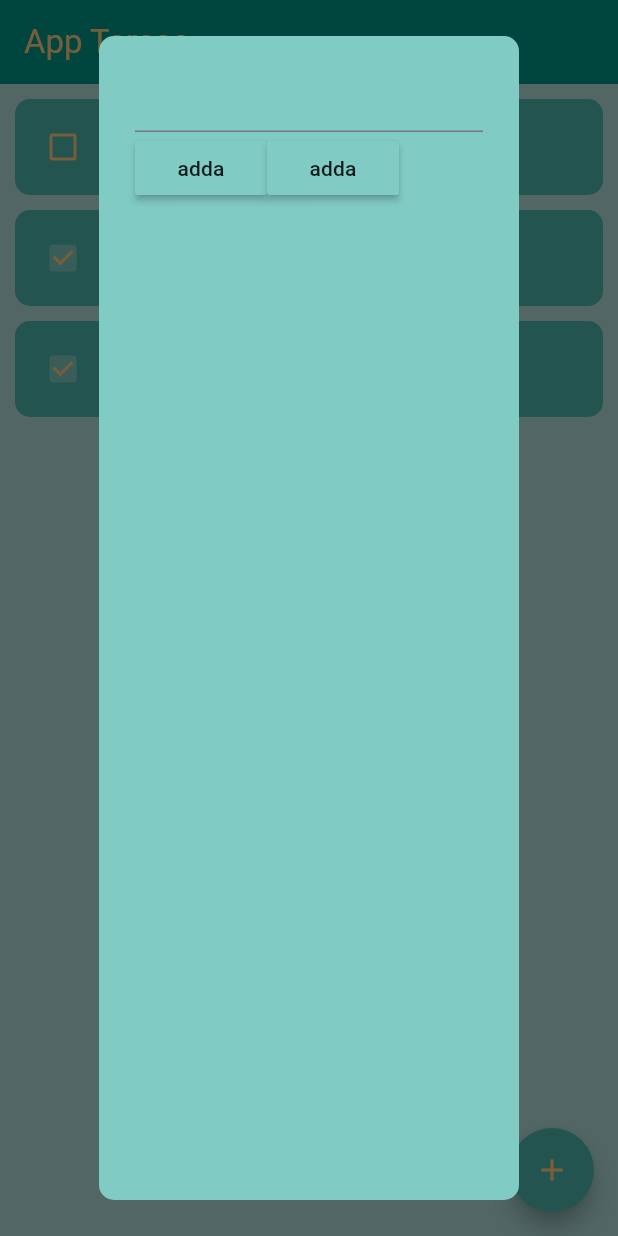
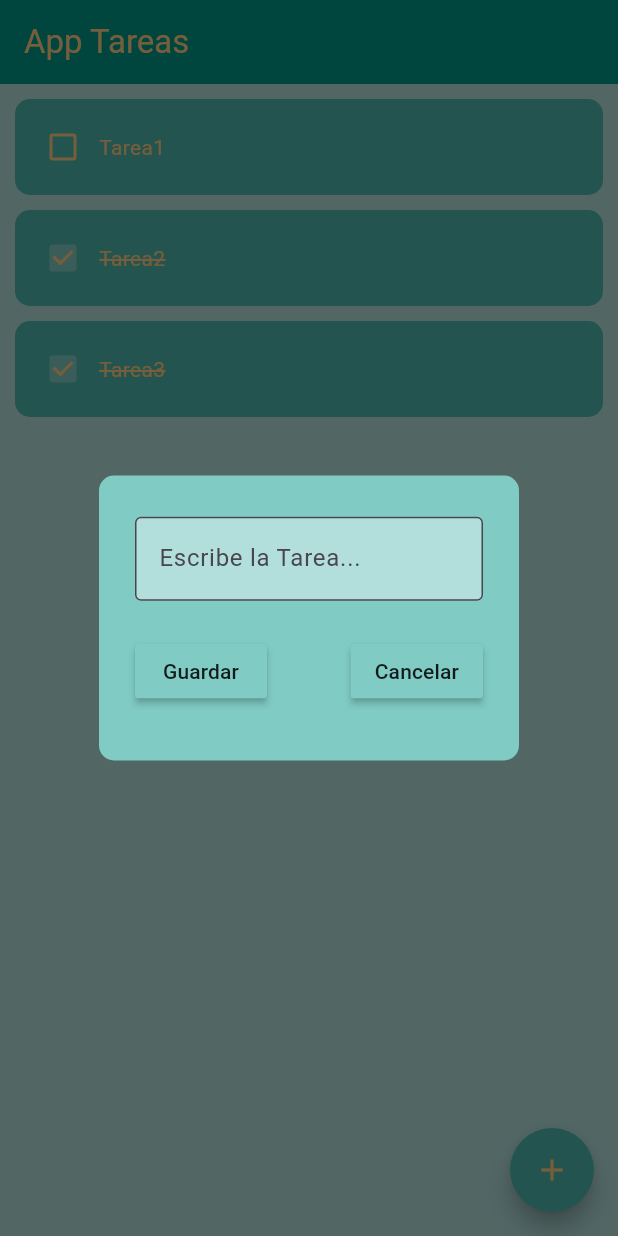
Before and after one commit to davidh-7/aplicacion_tareas, a Flutter app: the screen it shows after launch, after a tap on the "add" icon, on a phone screen of 412 x 824 dp. Run offline on Flutter 3.47's test engine with Material 3 defaults, Android fonts, the phone set to English and light mode, and no system bars; drawn by our look-alikes of flutter_slidable.

Commit message:
añadir Tarea
ahora en la ventana saliente hay botón cancelar y guardar tarea

```diff
--- a/lib/Componentes/BtnDialogo.dart
+++ b/lib/Componentes/BtnDialogo.dart
@@ -9,9 +9,9 @@ class Btndialogo extends StatelessWidget {
   @override
   Widget build(BuildContext context) {
     return MaterialButton(
-      onPressed: () {},
+      onPressed: AcnBtn,
       color: Colors.teal[200],
-      child: Text("adda"),
+      child: Text(TxtBtn),
     );
   }
 }
--- a/lib/Componentes/DialogoNuTa.dart
+++ b/lib/Componentes/DialogoNuTa.dart
@@ -2,7 +2,15 @@ import 'package:aplicacion_tareas/Componentes/BtnDialogo.dart';
 import 'package:flutter/material.dart';
 
 class Dialogonuta extends StatelessWidget {
-  const Dialogonuta({super.key});
+  final TextEditingController tecTxtTarea;
+  final Function()? AcnGuardar;
+  final Function()? AcnCancelar;
+
+  const Dialogonuta(
+      {super.key,
+      required this.tecTxtTarea,
+      required this.AcnGuardar,
+      required this.AcnCancelar});
 
   @override
   Widget build(BuildContext context) {
@@ -10,19 +18,27 @@ class Dialogonuta extends StatelessWidget {
       backgroundColor: Colors.teal[200],
       shape: RoundedRectangleBorder(borderRadius: BorderRadius.circular(10)),
       content: Container(
+        height: 150,
         child: Column(
+          mainAxisAlignment: MainAxisAlignment.spaceAround,
           children: [
-            TextField(),
+            TextField(
+              controller: tecTxtTarea,
+              cursorColor: Colors.orange[300],
+              decoration: InputDecoration(
+                hintText: "Escribe la Tarea...",
+                border: OutlineInputBorder(),
+                filled: true,
+                fillColor: Colors.teal[100],
+              ),
+            ),
             Row(
+              mainAxisAlignment: MainAxisAlignment.spaceBetween,
               children: [
                 //guardar
-                Btndialogo(
-                  TxtBtn: "Guardar",
-                   AcnBtn: (){}),
+                Btndialogo(TxtBtn: "Guardar", AcnBtn: AcnGuardar),
                 //borrar
-                Btndialogo(
-                  TxtBtn: "Borrar",
-                  AcnBtn: (){}),
+                Btndialogo(TxtBtn: "Cancelar", AcnBtn: AcnCancelar),
               ],
             )
           ],
--- a/lib/Paginas/pagina_principal.dart
+++ b/lib/Paginas/pagina_principal.dart
@@ -17,6 +17,23 @@ class _PaginaPrincipalState extends State<PaginaPrincipal> {
     {"titulo": "Tarea3", "valor": true}
   ];
 
+  TextEditingController tectTxtTarea = TextEditingController();
+
+  void AcnGuardar() {
+    setState(() {
+      ListaTareas.add({
+        "titulo": tectTxtTarea.text,
+        "valor": false,
+      });
+    });
+    AcnCancelar();
+  }
+
+  void AcnCancelar() {
+    Navigator.of(context).pop();
+    tectTxtTarea.clear();
+  }
+
   // Método para cambiar el estado del checkbox
   void cambiarVlCheckBox(bool? VlCheck, int posLista) {
     setState(() {
@@ -29,13 +46,17 @@ class _PaginaPrincipalState extends State<PaginaPrincipal> {
       ListaTareas.removeAt(posLista);
     });
   }
-  void CrearTarea(){
+
+  void CrearTarea() {
     showDialog(
       context: context,
-      builder: (context){
-        return Dialogonuta();
+      builder: (context) {
+        return Dialogonuta(
+            tecTxtTarea: tectTxtTarea,
+            AcnGuardar: AcnGuardar,
+            AcnCancelar: AcnCancelar);
       },
-      );
+    );
   }
 
   @override
@@ -52,11 +73,7 @@ class _PaginaPrincipalState extends State<PaginaPrincipal> {
       floatingActionButton: FloatingActionButton(
         backgroundColor: Colors.teal[300],
         shape: const CircleBorder(),
-        onPressed: CrearTarea, //(){
-        //   setState(() {
-        //     ListaTareas.add({"titulo": "Nueva Tarea", "valor": false});
-        //   });
-        // },
+        onPressed: CrearTarea,
         child: Icon(
           Icons.add,
           color: Colors.orange[200],
```
